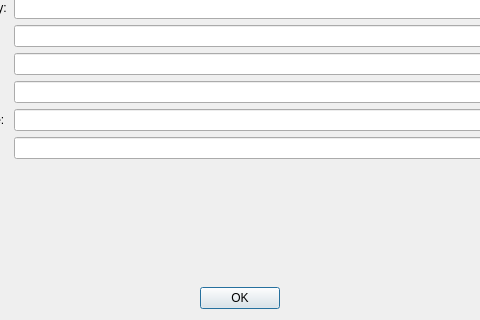
duality-solutions/Dynamic, file src/qt/forms/bdapuserdetaildialog.ui: the form before one commit; both pictures show x 92 to 572 and y 118 to 438 of the 664 by 438 pixel window.
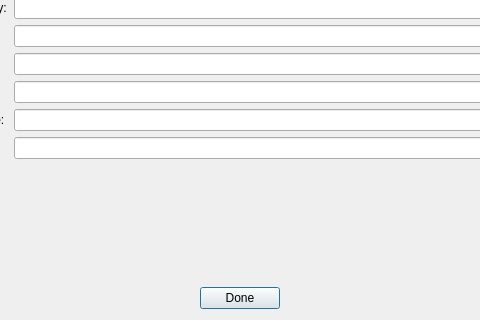
The form after the commit. Icons and pictures are not drawn.

Commit message: Change OK to Done on BdapLinkDetailDialog

Diff of the .ui file:
```diff
--- a/src/qt/forms/bdapuserdetaildialog.ui
+++ b/src/qt/forms/bdapuserdetaildialog.ui
@@ -199,7 +199,7 @@
           </sizepolicy>
          </property>
          <property name="text">
-          <string>OK</string>
+          <string>Done</string>
          </property>
          <property name="icon">
           <iconset resource="../dynamic.qrc">
```
